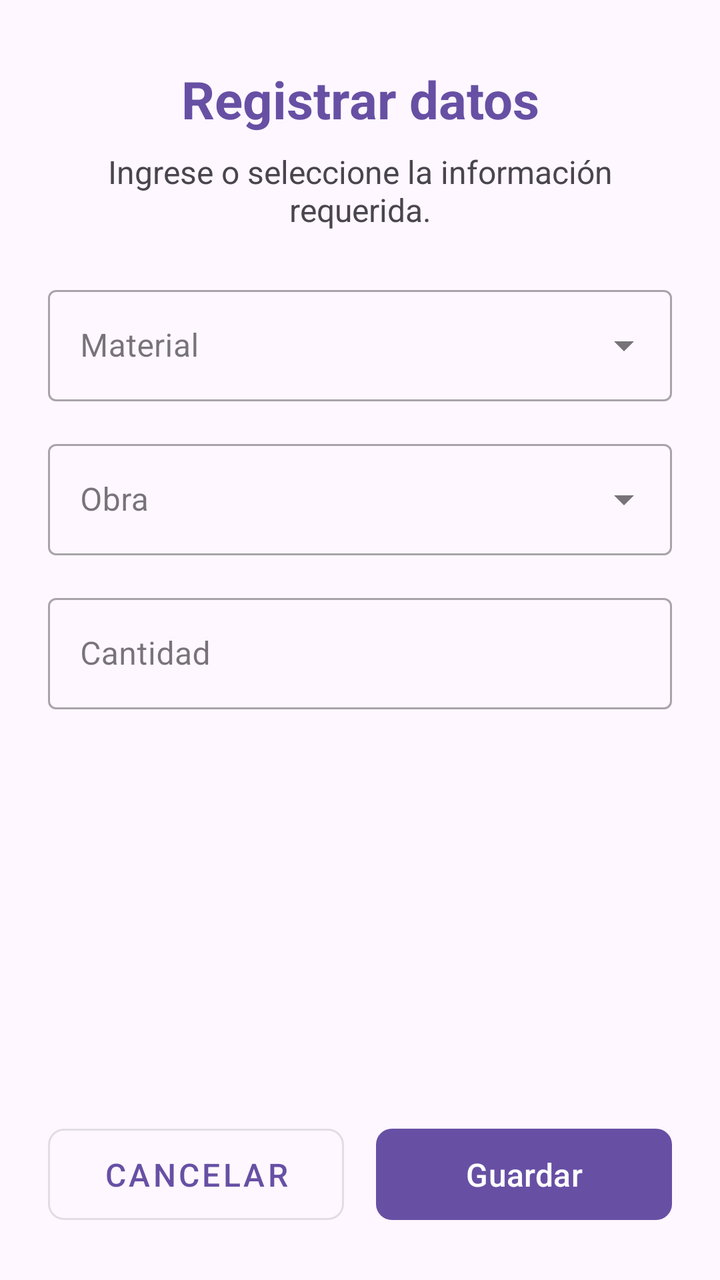
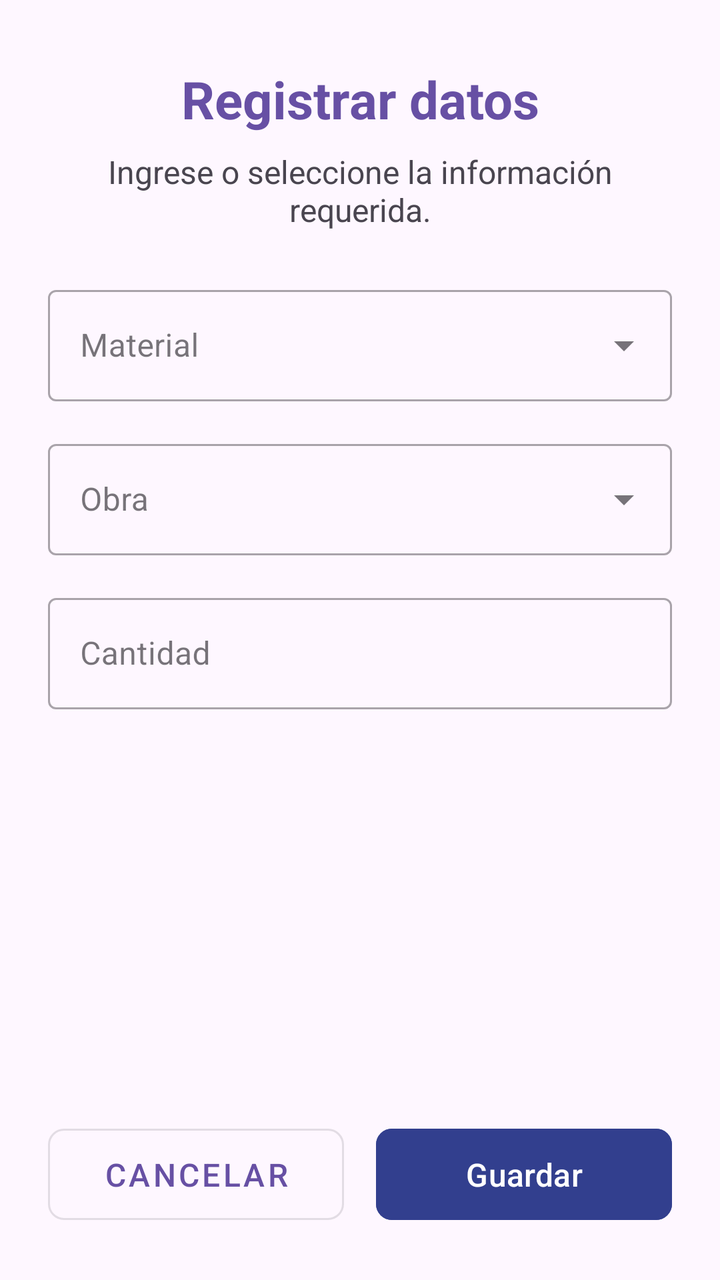

The first picture is an Android layout as it rendered before a commit; the second is the same layout after the commit. The layout source and the unified diff follow.
<!-- AndroidManifest.xml: application theme Theme.Control_Material -->
<!-- res/layout/activity_inv_register.xml -->
<?xml version="1.0" encoding="utf-8"?>
<androidx.constraintlayout.widget.ConstraintLayout xmlns:android="http://schemas.android.com/apk/res/android"
    xmlns:app="http://schemas.android.com/apk/res-auto"
    xmlns:tools="http://schemas.android.com/tools"
    android:id="@+id/main"
    android:layout_width="match_parent"
    android:layout_height="match_parent"
    tools:context=".inventory.InvRegister">

    <TextView
        android:id="@+id/tvHeaderRegister"
        android:layout_width="0dp"
        android:layout_height="wrap_content"
        android:text="Registrar datos"
        android:textSize="26sp"
        android:textStyle="bold"
        android:textAlignment="center"
        android:textColor="?attr/colorPrimary"
        android:layout_marginTop="32dp"
        android:layout_marginHorizontal="24dp"
        app:layout_constraintTop_toTopOf="parent"
        app:layout_constraintStart_toStartOf="parent"
        app:layout_constraintEnd_toEndOf="parent" />

    <TextView
        android:id="@+id/tvSubtitleRegister"
        android:layout_width="0dp"
        android:layout_height="wrap_content"
        android:text="Ingrese o seleccione la información requerida."
        android:textAlignment="center"
        android:textColor="?android:attr/textColorSecondary"
        android:textSize="16sp"
        android:layout_marginTop="8dp"
        android:layout_marginHorizontal="24dp"
        app:layout_constraintTop_toBottomOf="@id/tvHeaderRegister"
        app:layout_constraintStart_toStartOf="parent"
        app:layout_constraintEnd_toEndOf="parent" />

    <ScrollView
        android:layout_width="0dp"
        android:layout_height="0dp"
        android:layout_marginTop="24dp"
        android:layout_marginBottom="16dp"
        app:layout_constraintTop_toBottomOf="@id/tvSubtitleRegister"
        app:layout_constraintBottom_toTopOf="@id/llButtons"
        app:layout_constraintStart_toStartOf="parent"
        app:layout_constraintEnd_toEndOf="parent">

        <LinearLayout
            android:layout_width="match_parent"
            android:layout_height="wrap_content"
            android:orientation="vertical"
            android:paddingHorizontal="24dp"
            android:paddingBottom="24dp">

            <com.google.android.material.textfield.TextInputLayout
                android:id="@+id/tilMaterial"
                style="@style/Widget.MaterialComponents.TextInputLayout.OutlinedBox.ExposedDropdownMenu"
                android:layout_width="match_parent"
                android:layout_height="wrap_content"
                android:layout_marginBottom="16dp"
                android:hint="Material">

                <AutoCompleteTextView
                    android:id="@+id/actMaterial"
                    android:layout_width="match_parent"
                    android:layout_height="wrap_content"
                    android:inputType="text" />
            </com.google.android.material.textfield.TextInputLayout>

            <com.google.android.material.textfield.TextInputLayout
                android:id="@+id/tilObra"
                style="@style/Widget.MaterialComponents.TextInputLayout.OutlinedBox.ExposedDropdownMenu"
                android:layout_width="match_parent"
                android:layout_height="wrap_content"
                android:layout_marginBottom="16dp"
                android:hint="Obra">

                <AutoCompleteTextView
                    android:id="@+id/actObra"
                    android:layout_width="match_parent"
                    android:layout_height="wrap_content"
                    android:inputType="text" />
            </com.google.android.material.textfield.TextInputLayout>

            <com.google.android.material.textfield.TextInputLayout
                android:id="@+id/tilCantidad"
                style="@style/Widget.MaterialComponents.TextInputLayout.OutlinedBox"
                android:layout_width="match_parent"
                android:layout_height="wrap_content"
                android:layout_marginBottom="16dp"
                android:hint="Cantidad">

                <com.google.android.material.textfield.TextInputEditText
                    android:id="@+id/tieCantidad"
                    android:layout_width="match_parent"
                    android:layout_height="wrap_content"
                    android:inputType="numberDecimal" />
            </com.google.android.material.textfield.TextInputLayout>

        </LinearLayout>
    </ScrollView>

    <LinearLayout
        android:id="@+id/llButtons"
        android:layout_width="0dp"
        android:layout_height="wrap_content"
        android:orientation="horizontal"
        android:weightSum="2"
        android:paddingHorizontal="24dp"
        android:paddingBottom="24dp"
        app:layout_constraintBottom_toBottomOf="parent"
        app:layout_constraintStart_toStartOf="parent"
        app:layout_constraintEnd_toEndOf="parent">

        <com.google.android.material.button.MaterialButton
            android:id="@+id/btnCancelar"
            style="@style/Widget.MaterialComponents.Button.OutlinedButton"
            android:layout_width="0dp"
            android:layout_height="wrap_content"
            android:layout_marginEnd="8dp"
            android:layout_weight="1"
            android:onClick="cancelRegister"
            android:paddingVertical="12dp"
            android:text="Cancelar"
            android:textSize="16sp"
            app:cornerRadius="8dp" />

        <com.google.android.material.button.MaterialButton
            android:id="@+id/btnGuardar"
            android:layout_width="0dp"
            android:layout_height="wrap_content"
            android:layout_marginStart="8dp"
            android:layout_weight="1"
            android:onClick="saveRegister"
            android:paddingVertical="12dp"
            android:text="Guardar"
            android:textSize="16sp"
            app:cornerRadius="8dp" />
    </LinearLayout>

</androidx.constraintlayout.widget.ConstraintLayout>
<!-- resources referenced by this layout -->
<resources>
  <style name="Theme.Control_Material" parent="Base.Theme.Control_Material" />
  <style name="Base.Theme.Control_Material" parent="Theme.Material3.DayNight.NoActionBar">
          
          
      </style>
</resources>

<!-- the commit's change to res/layout/activity_inv_register.xml (unified diff, before → after) -->
@@ -134,6 +134,7 @@
             android:layout_weight="1"
             android:onClick="saveRegister"
             android:paddingVertical="12dp"
+            android:backgroundTint="#323F8E"
             android:text="Guardar"
             android:textSize="16sp"
             app:cornerRadius="8dp" />
